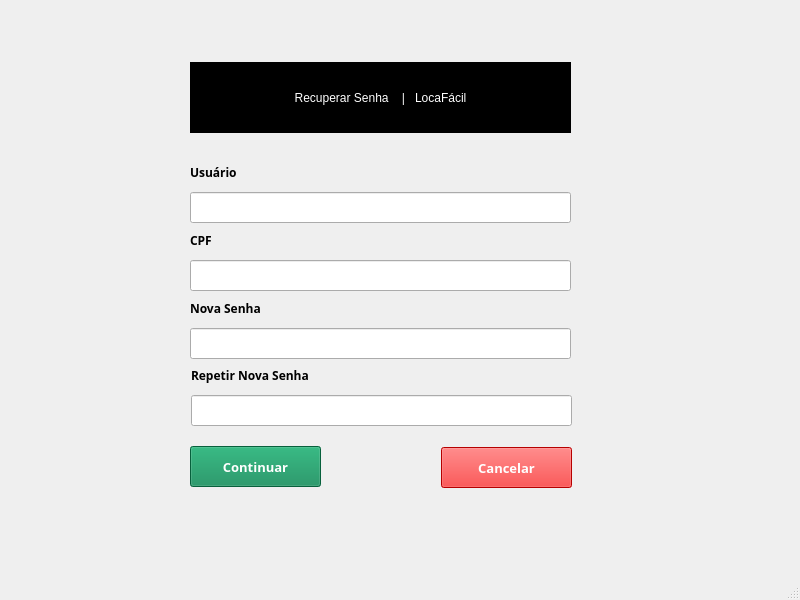
This is Telas/recuperar_login.ui in lucasousa/Projeto-Loca-Facil as Qt 5 draws it before an edit. The edited form follows.
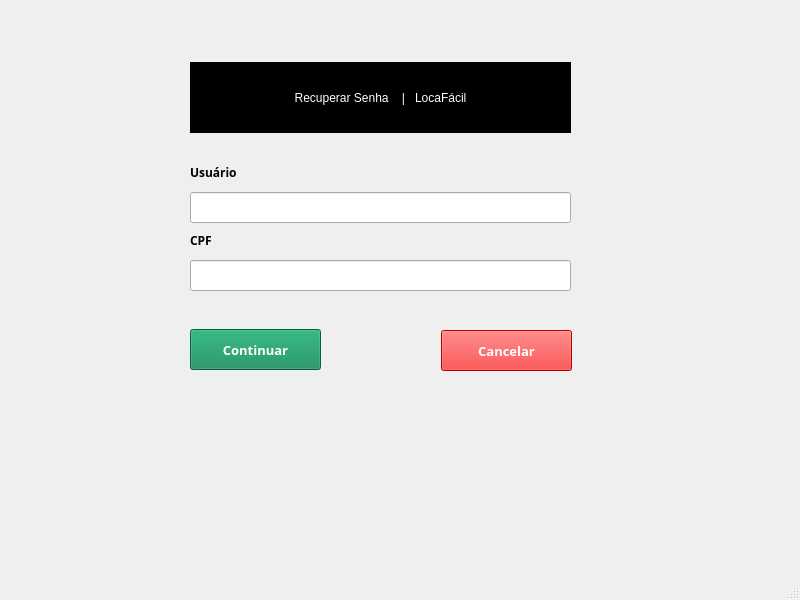
This is the edited form.

Commit message: Alterações para pesquisar pelo nome e cpf e definir a senha em outra tela

Diff of the .ui file:
```diff
--- a/Telas/recuperar_login.ui
+++ b/Telas/recuperar_login.ui
@@ -106,7 +106,7 @@
     <property name="geometry">
      <rect>
       <x>190</x>
-      <y>446</y>
+      <y>329</y>
       <width>131</width>
       <height>41</height>
      </rect>
@@ -130,79 +130,11 @@
      <string>Continuar</string>
     </property>
    </widget>
-   <widget class="QLineEdit" name="lineEdit_9">
-    <property name="geometry">
-     <rect>
-      <x>190</x>
-      <y>328</y>
-      <width>381</width>
-      <height>31</height>
-     </rect>
-    </property>
-    <property name="echoMode">
-     <enum>QLineEdit::Password</enum>
-    </property>
-   </widget>
-   <widget class="QLabel" name="label_7">
-    <property name="geometry">
-     <rect>
-      <x>190</x>
-      <y>288</y>
-      <width>91</width>
-      <height>40</height>
-     </rect>
-    </property>
-    <property name="font">
-     <font>
-      <family>Gadugi</family>
-      <pointsize>9</pointsize>
-      <weight>75</weight>
-      <bold>true</bold>
-     </font>
-    </property>
-    <property name="text">
-     <string>Nova Senha</string>
-    </property>
-   </widget>
-   <widget class="QLineEdit" name="lineEdit_10">
-    <property name="geometry">
-     <rect>
-      <x>191</x>
-      <y>395</y>
-      <width>381</width>
-      <height>31</height>
-     </rect>
-    </property>
-    <property name="echoMode">
-     <enum>QLineEdit::Password</enum>
-    </property>
-   </widget>
-   <widget class="QLabel" name="label_8">
-    <property name="geometry">
-     <rect>
-      <x>191</x>
-      <y>355</y>
-      <width>151</width>
-      <height>40</height>
-     </rect>
-    </property>
-    <property name="font">
-     <font>
-      <family>Gadugi</family>
-      <pointsize>9</pointsize>
-      <weight>75</weight>
-      <bold>true</bold>
-     </font>
-    </property>
-    <property name="text">
-     <string>Repetir Nova Senha</string>
-    </property>
-   </widget>
    <widget class="QPushButton" name="pushButton_2">
     <property name="geometry">
      <rect>
       <x>441</x>
-      <y>447</y>
+      <y>330</y>
       <width>131</width>
       <height>41</height>
      </rect>
```
Left out of the diff: 2 changed lines with no effect on the pictures. The commit also changes 1 other file.
